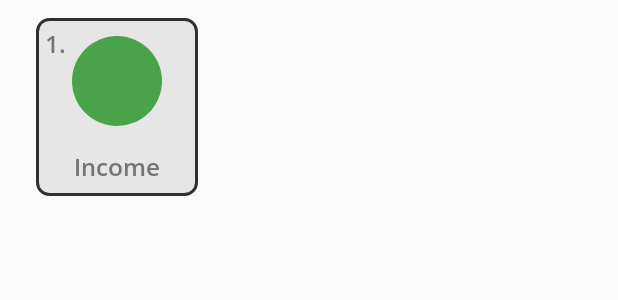
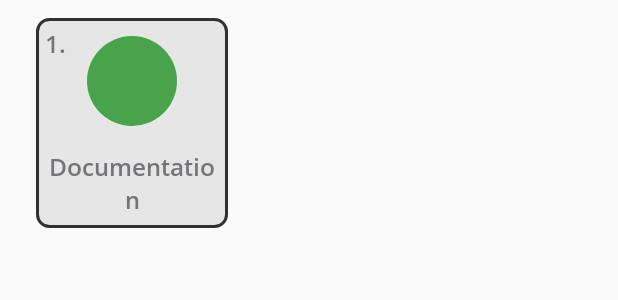
Before and after one commit to nessv/ps-advisor-app, an Android app: the layout item_lifemapindicator.xml on its own in the app's theme, with its tools: preview values and no code run, on a phone screen of 412 x 824 dp. Shown: the top 300 px of the screen. Run offline under Robolectric (Android 15) with nearby library versions, the phone set to English and light mode, and no system bars.

Commit message:
Fixed spacing of lifemap indicators. Much more dense

```diff
--- a/app/src/main/java/org/fundacionparaguaya/advisorapp/fragments/LifeMapFragment.java
+++ b/app/src/main/java/org/fundacionparaguaya/advisorapp/fragments/LifeMapFragment.java
@@ -21,8 +21,8 @@ import org.fundacionparaguaya.advisorapp.util.ScreenCalculations;
 
 public class LifeMapFragment extends Fragment
 {
-    private static final float INDICATOR_WIDTH = 140;
-    private static final float INDICATOR_MARGIN = 56;
+    private static final float INDICATOR_WIDTH = 128;
+    private static final float INDICATOR_MARGIN = 32;
 
     protected RecyclerView mRvIndicators;
     protected LifeMapAdapter mIndicatorAdapter;
--- a/app/src/main/res/layout/item_lifemapindicator.xml
+++ b/app/src/main/res/layout/item_lifemapindicator.xml
@@ -1,7 +1,7 @@
 <?xml version="1.0" encoding="utf-8"?>
 <LinearLayout
         xmlns:android="http://schemas.android.com/apk/res/android"
-        android:layout_width="108dp"
+        android:layout_width="128dp"
         android:layout_height="wrap_content"
         xmlns:tools="http://schemas.android.com/tools"
         android:orientation="vertical"
@@ -42,6 +42,6 @@
             android:textAlignment="center"
             android:layout_gravity="top"
             android:layout_marginBottom="8dp"
-            tools:text="Income"
+            tools:text="Documentation"
     />
 </LinearLayout>
```
